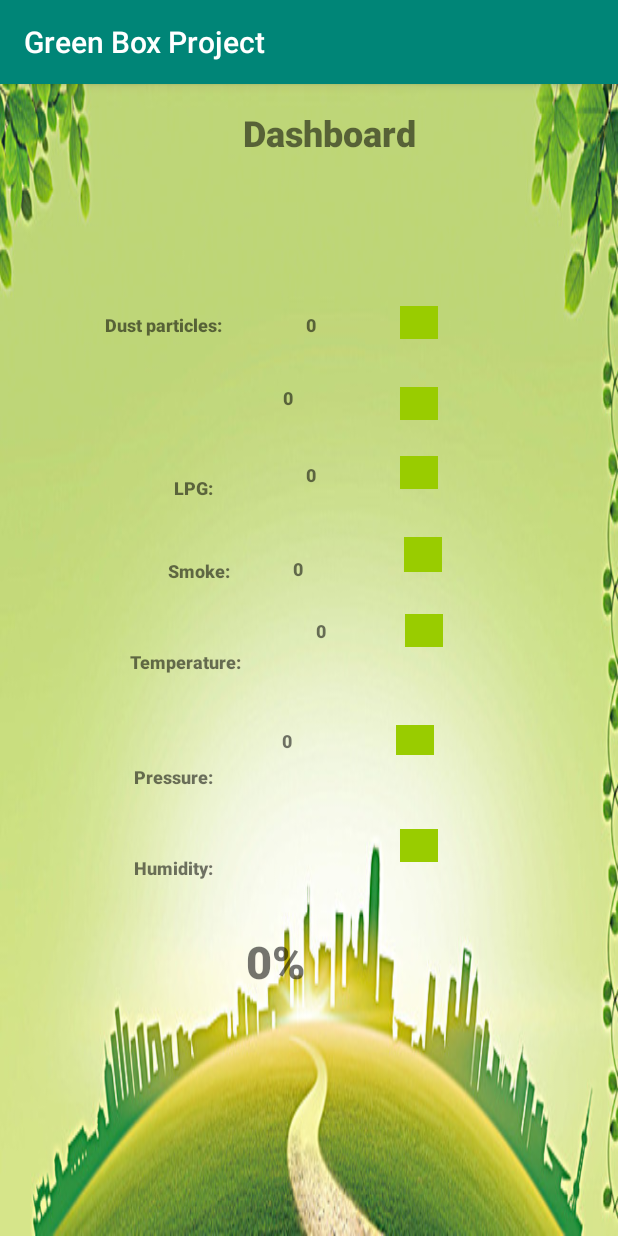
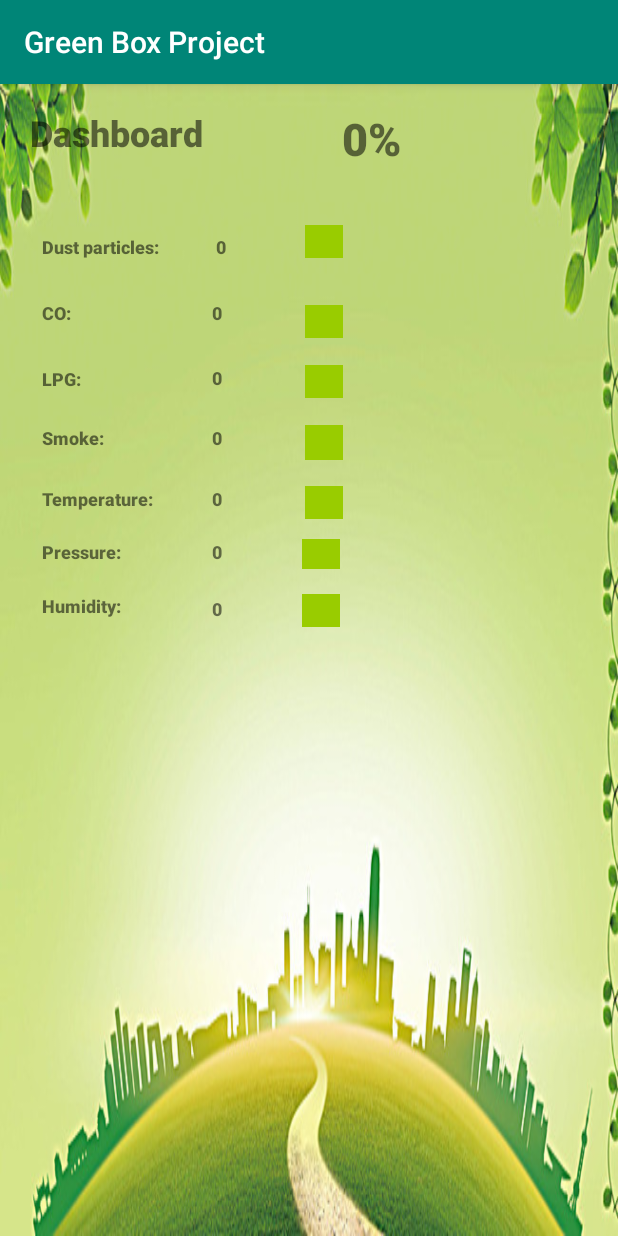
Before and after one commit to milentsolov64/hack2019-EARTH, an Android app: the screen it shows after launch (MainActivity), on a phone screen of 412 x 824 dp. Run offline under Robolectric (Android 15) with nearby library versions, the phone set to English and light mode, and no system bars.

Commit message:
Fixed layout. Port Forwarding. IP Address was changed.

```diff
--- a/code/android/GreenBoxProject/app/src/main/java/com/example/greenboxproject/MainActivity.java
+++ b/code/android/GreenBoxProject/app/src/main/java/com/example/greenboxproject/MainActivity.java
@@ -48,7 +48,7 @@ public class MainActivity extends AppCompatActivity {
                 try {
 
                     while(true){
-                        URL oracle = new URL("http://192.168.4.1/"); // URL to Parse
+                        URL oracle = new URL("http://77.76.185.128:4343/"); // URL to Parse
                         URLConnection yc = oracle.openConnection();
                         BufferedReader in = new BufferedReader(new InputStreamReader(yc.getInputStream()));
                         String inputLine;
--- a/code/android/GreenBoxProject/app/src/main/res/layout/activity_main.xml
+++ b/code/android/GreenBoxProject/app/src/main/res/layout/activity_main.xml
@@ -11,14 +11,11 @@
         android:id="@+id/humidityImg"
         android:layout_width="25dp"
         android:layout_height="22dp"
-        android:layout_marginTop="32dp"
-        android:layout_marginEnd="120dp"
-        android:layout_marginRight="120dp"
-        android:layout_marginBottom="8dp"
-        app:layout_constraintBottom_toBottomOf="parent"
-        app:layout_constraintEnd_toEndOf="parent"
-        app:layout_constraintTop_toBottomOf="@+id/pressImg"
-        app:layout_constraintVertical_bias="0.066"
+        android:layout_marginStart="201dp"
+        android:layout_marginLeft="201dp"
+        android:layout_marginTop="340dp"
+        app:layout_constraintStart_toStartOf="parent"
+        app:layout_constraintTop_toTopOf="parent"
         app:srcCompat="@android:color/holo_green_light"
         tools:srcCompat="@android:color/holo_green_dark" />
 
@@ -26,65 +23,53 @@
         android:id="@+id/humidityLbl"
         android:layout_width="wrap_content"
         android:layout_height="wrap_content"
-        android:layout_marginTop="8dp"
+        android:layout_marginStart="28dp"
+        android:layout_marginLeft="28dp"
+        android:layout_marginTop="339dp"
         android:text="Humidity:"
         android:textSize="12sp"
         android:typeface="serif"
         app:fontFamily="sans-serif-black"
-        app:layout_constraintBottom_toBottomOf="parent"
-        app:layout_constraintEnd_toStartOf="@+id/pressText"
-        app:layout_constraintHorizontal_bias="0.661"
         app:layout_constraintStart_toStartOf="parent"
-        app:layout_constraintTop_toBottomOf="@+id/pressLbl"
-        app:layout_constraintVertical_bias="0.132" />
+        app:layout_constraintTop_toTopOf="parent" />
 
     <TextView
         android:id="@+id/humidityText"
         android:layout_width="44dp"
         android:layout_height="15dp"
-        android:layout_marginStart="70dp"
-        android:layout_marginLeft="70dp"
-        android:layout_marginTop="32dp"
-        android:layout_marginEnd="60dp"
-        android:layout_marginRight="60dp"
-        android:layout_marginBottom="8dp"
+        android:layout_marginStart="141dp"
+        android:layout_marginLeft="141dp"
+        android:layout_marginTop="341dp"
         android:text="0"
         android:textSize="12sp"
         android:typeface="serif"
         app:fontFamily="sans-serif-black"
-        app:layout_constraintBottom_toBottomOf="parent"
-        app:layout_constraintEnd_toStartOf="@+id/humidityImg"
-        app:layout_constraintHorizontal_bias="0.574"
-        app:layout_constraintHorizontal_chainStyle="packed"
-        app:layout_constraintStart_toEndOf="@+id/humidityLbl"
-        app:layout_constraintTop_toBottomOf="@+id/pressText"
-        app:layout_constraintVertical_bias="0.07" />
+        app:layout_constraintStart_toStartOf="parent"
+        app:layout_constraintTop_toTopOf="parent" />
 
     <TextView
         android:id="@+id/pressText"
         android:layout_width="40dp"
         android:layout_height="17dp"
-        android:layout_marginTop="56dp"
-        android:layout_marginEnd="100dp"
-        android:layout_marginRight="100dp"
+        android:layout_marginStart="141dp"
+        android:layout_marginLeft="141dp"
+        android:layout_marginTop="303dp"
         android:text="0"
         android:textSize="12sp"
         android:typeface="serif"
         app:fontFamily="sans-serif-black"
-        app:layout_constraintEnd_toEndOf="parent"
-        app:layout_constraintHorizontal_bias="0.69"
         app:layout_constraintStart_toStartOf="parent"
-        app:layout_constraintTop_toBottomOf="@+id/tempText" />
+        app:layout_constraintTop_toTopOf="parent" />
 
     <ImageView
         android:id="@+id/pressImg"
         android:layout_width="25dp"
         android:layout_height="20dp"
-        android:layout_marginStart="36dp"
-        android:layout_marginLeft="36dp"
-        android:layout_marginTop="52dp"
-        app:layout_constraintStart_toEndOf="@+id/pressText"
-        app:layout_constraintTop_toBottomOf="@+id/tempImg"
+        android:layout_marginStart="201dp"
+        android:layout_marginLeft="201dp"
+        android:layout_marginTop="303dp"
+        app:layout_constraintStart_toStartOf="parent"
+        app:layout_constraintTop_toTopOf="parent"
         app:srcCompat="@android:color/holo_green_light"
         tools:srcCompat="@android:color/holo_green_dark" />
 
@@ -92,51 +77,39 @@
         android:id="@+id/pressLbl"
         android:layout_width="wrap_content"
         android:layout_height="wrap_content"
-        android:layout_marginStart="89dp"
-        android:layout_marginLeft="89dp"
-        android:layout_marginTop="60dp"
-        android:layout_marginEnd="36dp"
-        android:layout_marginRight="36dp"
+        android:layout_marginStart="28dp"
+        android:layout_marginLeft="28dp"
+        android:layout_marginTop="303dp"
         android:text="Pressure:"
         android:textSize="12sp"
         android:typeface="serif"
         app:fontFamily="sans-serif-black"
-        app:layout_constraintEnd_toStartOf="@+id/pressText"
-        app:layout_constraintHorizontal_bias="0.0"
         app:layout_constraintStart_toStartOf="parent"
-        app:layout_constraintTop_toBottomOf="@+id/tempLbl" />
+        app:layout_constraintTop_toTopOf="parent" />
 
     <TextView
         android:id="@+id/tempLbl"
         android:layout_width="wrap_content"
         android:layout_height="wrap_content"
-        android:layout_marginStart="70dp"
-        android:layout_marginLeft="70dp"
-        android:layout_marginTop="44dp"
-        android:layout_marginEnd="26dp"
-        android:layout_marginRight="26dp"
+        android:layout_marginStart="28dp"
+        android:layout_marginLeft="28dp"
+        android:layout_marginTop="268dp"
         android:text="Temperature:"
         android:textSize="12sp"
         android:typeface="serif"
         app:fontFamily="sans-serif-black"
-        app:layout_constraintEnd_toStartOf="@+id/tempText"
-        app:layout_constraintHorizontal_bias="0.405"
         app:layout_constraintStart_toStartOf="parent"
-        app:layout_constraintTop_toBottomOf="@+id/gasSmokeLbl" />
+        app:layout_constraintTop_toTopOf="parent" />
 
     <ImageView
         android:id="@+id/tempImg"
         android:layout_width="25dp"
         android:layout_height="22dp"
-        android:layout_marginStart="31dp"
-        android:layout_marginLeft="31dp"
-        android:layout_marginTop="28dp"
-        android:layout_marginEnd="120dp"
-        android:layout_marginRight="120dp"
-        app:layout_constraintEnd_toEndOf="parent"
-        app:layout_constraintHorizontal_bias="0.0"
-        app:layout_constraintStart_toEndOf="@+id/tempText"
-        app:layout_constraintTop_toBottomOf="@+id/gasSmokeImg"
+        android:layout_marginStart="203dp"
+        android:layout_marginLeft="203dp"
+        android:layout_marginTop="268dp"
+        app:layout_constraintStart_toStartOf="parent"
+        app:layout_constraintTop_toTopOf="parent"
         app:srcCompat="@android:color/holo_green_light"
         tools:srcCompat="@android:color/holo_green_dark" />
 
@@ -144,15 +117,13 @@
         android:id="@+id/tempText"
         android:layout_width="28dp"
         android:layout_height="17dp"
-        android:layout_marginTop="356dp"
-        android:layout_marginEnd="100dp"
-        android:layout_marginRight="100dp"
+        android:layout_marginStart="141dp"
+        android:layout_marginLeft="141dp"
+        android:layout_marginTop="268dp"
         android:text="0"
         android:textSize="12sp"
         android:typeface="serif"
         app:fontFamily="sans-serif-black"
-        app:layout_constraintEnd_toEndOf="parent"
-        app:layout_constraintHorizontal_bias="0.742"
         app:layout_constraintStart_toStartOf="parent"
         app:layout_constraintTop_toTopOf="parent" />
 
@@ -160,13 +131,11 @@
         android:id="@+id/gasSmokeImg"
         android:layout_width="25dp"
         android:layout_height="23dp"
-        android:layout_marginTop="32dp"
-        android:layout_marginEnd="75dp"
-        android:layout_marginRight="75dp"
-        app:layout_constraintEnd_toEndOf="parent"
-        app:layout_constraintHorizontal_bias="0.182"
-        app:layout_constraintStart_toEndOf="@+id/gasSmokeText"
-        app:layout_constraintTop_toBottomOf="@+id/gasLPGImg"
+        android:layout_marginStart="203dp"
+        android:layout_marginLeft="203dp"
+        android:layout_marginTop="227dp"
+        app:layout_constraintStart_toStartOf="parent"
+        app:layout_constraintTop_toTopOf="parent"
         app:srcCompat="@android:color/holo_green_light"
         tools:srcCompat="@android:color/holo_green_dark" />
 
@@ -174,35 +143,27 @@
         android:id="@+id/gasLPGLbl"
         android:layout_width="wrap_content"
         android:layout_height="wrap_content"
-        android:layout_marginStart="116dp"
-        android:layout_marginLeft="116dp"
-        android:layout_marginTop="8dp"
-        android:layout_marginEnd="82dp"
-        android:layout_marginRight="82dp"
+        android:layout_marginStart="28dp"
+        android:layout_marginLeft="28dp"
+        android:layout_marginTop="188dp"
         android:text="LPG:"
         android:textSize="12sp"
         android:typeface="serif"
         app:fontFamily="sans-serif-black"
-        app:layout_constraintBottom_toBottomOf="parent"
-        app:layout_constraintEnd_toStartOf="@+id/gasLPGText"
-        app:layout_constraintHorizontal_bias="0.0"
         app:layout_constraintStart_toStartOf="parent"
-        app:layout_constraintTop_toBottomOf="@+id/gasCOLbl"
-        app:layout_constraintVertical_bias="0.049" />
+        app:layout_constraintTop_toTopOf="parent" />
 
     <TextView
         android:id="@+id/gasLPGText"
         android:layout_width="40dp"
         android:layout_height="17dp"
-        android:layout_marginTop="252dp"
-        android:layout_marginEnd="100dp"
-        android:layout_marginRight="100dp"
+        android:layout_marginStart="141dp"
+        android:layout_marginLeft="141dp"
+        android:layout_marginTop="187dp"
         android:text="0"
         android:textSize="12sp"
         android:typeface="serif"
         app:fontFamily="sans-serif-black"
-        app:layout_constraintEnd_toEndOf="parent"
-        app:layout_constraintHorizontal_bias="0.749"
         app:layout_constraintStart_toStartOf="parent"
         app:layout_constraintTop_toTopOf="parent" />
 
@@ -210,15 +171,11 @@
         android:id="@+id/gasLPGImg"
         android:layout_width="25dp"
         android:layout_height="22dp"
-        android:layout_marginStart="31dp"
-        android:layout_marginLeft="31dp"
-        android:layout_marginTop="24dp"
-        android:layout_marginEnd="120dp"
-        android:layout_marginRight="120dp"
-        app:layout_constraintEnd_toEndOf="parent"
-        app:layout_constraintHorizontal_bias="1.0"
-        app:layout_constraintStart_toEndOf="@+id/gasLPGText"
-        app:layout_constraintTop_toBottomOf="@+id/gasCOImg"
+        android:layout_marginStart="203dp"
+        android:layout_marginLeft="203dp"
+        android:layout_marginTop="187dp"
+        app:layout_constraintStart_toStartOf="parent"
+        app:layout_constraintTop_toTopOf="parent"
         app:srcCompat="@android:color/holo_green_light"
         tools:srcCompat="@android:color/holo_green_dark" />
 
@@ -226,82 +183,67 @@
         android:id="@+id/gasSmokeText"
         android:layout_width="32dp"
         android:layout_height="16dp"
+        android:layout_marginStart="141dp"
+        android:layout_marginLeft="141dp"
+        android:layout_marginTop="227dp"
         android:text="0"
         android:textSize="12sp"
         android:typeface="serif"
         app:fontFamily="sans-serif-black"
-        app:layout_constraintBottom_toTopOf="@+id/tempLbl"
-        app:layout_constraintEnd_toStartOf="@+id/gasSmokeImg"
-        app:layout_constraintStart_toEndOf="@+id/gasSmokeLbl"
-        app:layout_constraintTop_toBottomOf="@+id/gasLPGLbl"
-        app:layout_constraintVertical_bias="0.451" />
+        app:layout_constraintStart_toStartOf="parent"
+        app:layout_constraintTop_toTopOf="parent" />
 
     <TextView
         android:id="@+id/gasSmokeLbl"
         android:layout_width="wrap_content"
         android:layout_height="wrap_content"
-        android:layout_marginStart="70dp"
-        android:layout_marginLeft="70dp"
-        android:layout_marginTop="8dp"
+        android:layout_marginStart="28dp"
+        android:layout_marginLeft="28dp"
+        android:layout_marginTop="227dp"
         android:text="Smoke:"
         android:textSize="12sp"
         android:typeface="serif"
         app:fontFamily="sans-serif-black"
-        app:layout_constraintBottom_toBottomOf="parent"
-        app:layout_constraintEnd_toStartOf="@+id/gasSmokeText"
-        app:layout_constraintHorizontal_bias="1.0"
         app:layout_constraintStart_toStartOf="parent"
-        app:layout_constraintTop_toBottomOf="@+id/gasLPGLbl"
-        app:layout_constraintVertical_bias="0.066" />
+        app:layout_constraintTop_toTopOf="parent" />
 
     <TextView
         android:id="@+id/gasCOLbl"
         android:layout_width="wrap_content"
         android:layout_height="wrap_content"
-        android:layout_marginStart="116dp"
-        android:layout_marginLeft="116dp"
-        android:layout_marginTop="8dp"
-        android:layout_marginEnd="89dp"
-        android:layout_marginRight="89dp"
+        android:layout_marginStart="28dp"
+        android:layout_marginLeft="28dp"
+        android:layout_marginTop="144dp"
         android:text="CO:"
         android:textSize="12sp"
         android:typeface="serif"
         app:fontFamily="sans-serif-black"
-        app:layout_constraintBottom_toBottomOf="parent"
-        app:layout_constraintEnd_toStartOf="@+id/gasCOText"
-        app:layout_constraintHorizontal_bias="0.27"
-        app:layout_constraintHorizontal_chainStyle="spread_inside"
         app:layout_constraintStart_toStartOf="parent"
-        app:layout_constraintTop_toBottomOf="@+id/dustLbl"
-        app:layout_constraintVertical_bias="0.059" />
+        app:layout_constraintTop_toTopOf="parent" />
 
     <TextView
         android:id="@+id/gasCOText"
         android:layout_width="50dp"
         android:layout_height="25dp"
-        android:layout_marginTop="8dp"
-        android:layout_marginEnd="28dp"
-        android:layout_marginRight="28dp"
-        android:layout_marginBottom="8dp"
+        android:layout_marginStart="141dp"
+        android:layout_marginLeft="141dp"
+        android:layout_marginTop="144dp"
         android:text="0"
         android:textSize="12sp"
         android:typeface="serif"
         app:fontFamily="sans-serif-black"
-        app:layout_constraintBottom_toTopOf="@+id/gasLPGText"
-        app:layout_constraintEnd_toStartOf="@+id/gasCOImg"
-        app:layout_constraintTop_toBottomOf="@+id/dustText"
-        app:layout_constraintVertical_bias="0.571" />
+        app:layout_constraintStart_toStartOf="parent"
+        app:layout_constraintTop_toTopOf="parent" />
 
     <ImageView
         android:id="@+id/gasCOImg"
         android:layout_width="25dp"
         android:layout_height="22dp"
-        android:layout_marginTop="32dp"
-        android:layout_marginEnd="120dp"
-        android:layout_marginRight="120dp"
-        app:layout_constraintDimensionRatio="w,1:1"
-        app:layout_constraintEnd_toEndOf="parent"
-        app:layout_constraintTop_toBottomOf="@+id/dustImg"
+        android:layout_marginStart="203dp"
+        android:layout_marginLeft="203dp"
+        android:layout_marginTop="147dp"
+        app:layout_constraintStart_toStartOf="parent"
+        app:layout_constraintTop_toTopOf="parent"
         app:srcCompat="@android:color/holo_green_light"
         tools:srcCompat="@android:color/holo_green_dark" />
 
@@ -309,15 +251,13 @@
         android:id="@+id/dustText"
         android:layout_width="31dp"
         android:layout_height="wrap_content"
-        android:layout_marginTop="152dp"
-        android:layout_marginEnd="100dp"
-        android:layout_marginRight="100dp"
+        android:layout_marginStart="144dp"
+        android:layout_marginLeft="144dp"
+        android:layout_marginTop="100dp"
         android:text="0"
         android:textSize="12sp"
         android:typeface="serif"
         app:fontFamily="sans-serif-black"
-        app:layout_constraintEnd_toEndOf="parent"
-        app:layout_constraintHorizontal_bias="0.726"
         app:layout_constraintStart_toStartOf="parent"
         app:layout_constraintTop_toTopOf="parent" />
 
@@ -325,17 +265,13 @@
         android:id="@+id/dustLbl"
         android:layout_width="wrap_content"
         android:layout_height="wrap_content"
-        android:layout_marginStart="70dp"
-        android:layout_marginLeft="70dp"
-        android:layout_marginTop="152dp"
-        android:layout_marginEnd="27dp"
-        android:layout_marginRight="27dp"
+        android:layout_marginStart="28dp"
+        android:layout_marginLeft="28dp"
+        android:layout_marginTop="100dp"
         android:text="Dust particles:"
         android:textSize="12sp"
         android:typeface="serif"
         app:fontFamily="sans-serif-black"
-        app:layout_constraintEnd_toStartOf="@+id/dustText"
-        app:layout_constraintHorizontal_bias="0.0"
         app:layout_constraintStart_toStartOf="parent"
         app:layout_constraintTop_toTopOf="parent" />
 
@@ -343,50 +279,47 @@
         android:id="@+id/dustImg"
         android:layout_width="25dp"
         android:layout_height="22dp"
-        android:layout_marginStart="31dp"
-        android:layout_marginLeft="31dp"
-        android:layout_marginTop="148dp"
-        android:layout_marginEnd="120dp"
-        android:layout_marginRight="120dp"
-        app:layout_constraintEnd_toEndOf="parent"
-        app:layout_constraintHorizontal_bias="1.0"
-        app:layout_constraintStart_toEndOf="@+id/dustText"
+        android:layout_marginStart="203dp"
+        android:layout_marginLeft="203dp"
+        android:layout_marginTop="94dp"
+        app:layout_constraintStart_toStartOf="parent"
         app:layout_constraintTop_toTopOf="parent"
         app:srcCompat="@android:color/holo_green_light"
         tools:srcCompat="@android:color/holo_green_dark" />
 
     <TextView
         android:id="@+id/dashLbl"
-        android:layout_width="170dp"
-        android:layout_height="39dp"
-        android:layout_marginStart="130dp"
-        android:layout_marginLeft="130dp"
+        android:layout_width="138dp"
+        android:layout_height="50dp"
+        android:layout_marginStart="20dp"
+        android:layout_marginLeft="20dp"
         android:layout_marginTop="16dp"
-        android:layout_marginEnd="80dp"
-        android:layout_marginRight="80dp"
         android:text="Dashboard"
         android:textSize="24sp"
         android:typeface="serif"
         app:fontFamily="sans-serif-black"
-        app:layout_constraintEnd_toEndOf="parent"
-        app:layout_constraintHorizontal_bias="1.0"
         app:layout_constraintStart_toStartOf="parent"
         app:layout_constraintTop_toTopOf="parent" />
 
     <TextView
         android:id="@+id/batteryText"
         android:layout_width="104dp"
-        android:layout_height="wrap_content"
-        android:layout_marginStart="8dp"
-        android:layout_marginLeft="8dp"
-        android:layout_marginTop="52dp"
+        android:layout_height="43dp"
+        android:layout_marginStart="228dp"
+        android:layout_marginLeft="228dp"
+        android:layout_marginTop="16dp"
         android:text="0%"
         android:textSize="30sp"
         android:typeface="serif"
         app:fontFamily="sans-serif-black"
-        app:layout_constraintEnd_toEndOf="parent"
-        app:layout_constraintHorizontal_bias="0.521"
         app:layout_constraintStart_toStartOf="parent"
-        app:layout_constraintTop_toBottomOf="@+id/humidityText" />
+        app:layout_constraintTop_toTopOf="parent" />
+
+    <android.support.constraint.Guideline
+        android:id="@+id/guideline"
+        android:layout_width="wrap_content"
+        android:layout_height="wrap_content"
+        android:orientation="vertical"
+        app:layout_constraintGuide_begin="20dp" />
 
 </android.support.constraint.ConstraintLayout>
```
